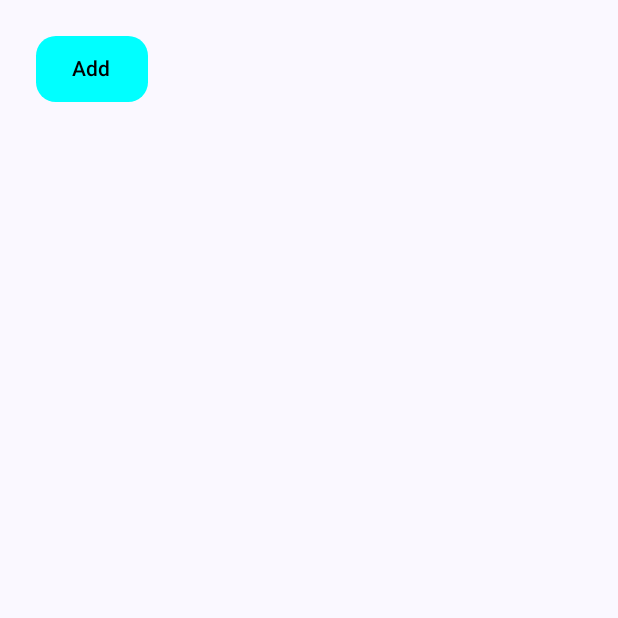
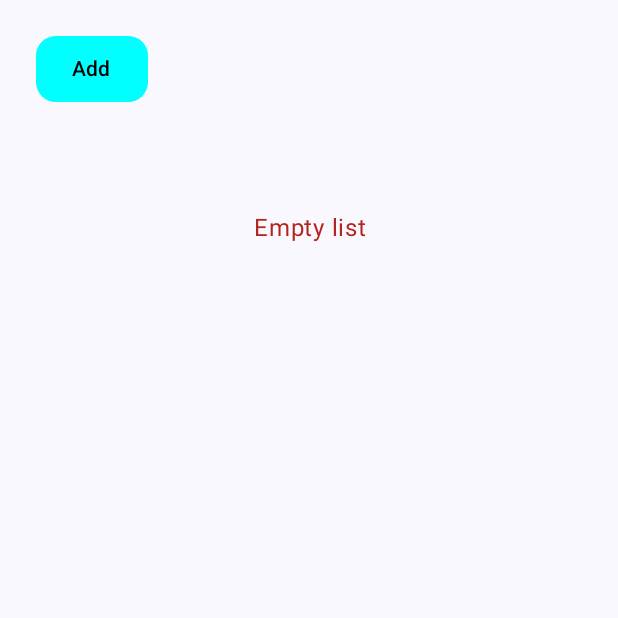
Before and after one commit to AlbertoMApps/NotePadProject, an Android app built with Jetpack Compose: the screen it shows after launch (MainActivity), after a tap on "Add", on a phone screen of 412 x 824 dp, the top half of it. Run offline under Robolectric (Android 15) with nearby library versions, the phone set to English and light mode, and no system bars; our stand-ins replace Dagger/Hilt's generated code, Room's generated code.

Commit message:
ADDED: Clearing up some cod

```diff
--- a/app/src/main/java/com/example/notepadproject/presentation/NoteViewModel.kt
+++ b/app/src/main/java/com/example/notepadproject/presentation/NoteViewModel.kt
@@ -39,7 +39,7 @@ class NoteViewModel @Inject constructor(
 
                     else -> {
                         _state.value = NotesState(
-                            errorMessage = result.errorMessage ?: "No note found"
+                            errorMessage = result.errorMessage ?: "No note found or added"
                         )
                     }
                 }
--- a/app/src/main/java/com/example/notepadproject/ui/MainActivity.kt
+++ b/app/src/main/java/com/example/notepadproject/ui/MainActivity.kt
@@ -6,26 +6,27 @@ import androidx.activity.compose.setContent
 import androidx.compose.foundation.layout.Column
 import androidx.compose.foundation.layout.Row
 import androidx.compose.foundation.layout.fillMaxSize
+import androidx.compose.foundation.layout.fillMaxWidth
 import androidx.compose.foundation.layout.padding
 import androidx.compose.material3.MaterialTheme
 import androidx.compose.material3.Surface
+import androidx.compose.material3.Text
 import androidx.compose.runtime.Composable
 import androidx.compose.ui.Modifier
 import androidx.compose.ui.res.stringResource
+import androidx.compose.ui.text.style.TextAlign
 import androidx.compose.ui.tooling.preview.Preview
 import androidx.hilt.navigation.compose.hiltViewModel
 import com.example.notepadproject.R
-import com.example.notepadproject.data.model.Note
+import com.example.notepadproject.presentation.NoteViewModel
 import com.example.notepadproject.ui.common.NiceButton
+import com.example.notepadproject.ui.common.newNote
 import com.example.notepadproject.ui.common.normalPadding
 import com.example.notepadproject.ui.screens.HomeListItem
 import com.example.notepadproject.ui.screens.HomeListLazy
 import com.example.notepadproject.ui.screens.RowType
 import com.example.notepadproject.ui.theme.NotepadProjectTheme
-import com.example.notepadproject.presentation.NoteViewModel
 import dagger.hilt.android.AndroidEntryPoint
-import java.text.SimpleDateFormat
-import java.util.Date
 
 @AndroidEntryPoint
 class MainActivity : ComponentActivity() {
@@ -42,17 +43,14 @@ class MainActivity : ComponentActivity() {
 
 @Composable
 private fun NotepadHomeScreen(viewModel: NoteViewModel = hiltViewModel()) {
-    val newNote = Note(
-        name = "Untitled note",
-        message = "",
-        dateCreatedAt = SimpleDateFormat("dd MMM yyyy").format(
-            Date()
-        )
-    )
+
     viewModel.addNote(
         newNote
     )
-    val noteViewModelState = viewModel.state.value
+
+    val notes = viewModel.state.value
+    val errorMessage = notes.errorMessage
+
     NotepadProjectTheme {
         // A surface container using the 'background' color from the theme
         Surface(
@@ -60,19 +58,32 @@ private fun NotepadHomeScreen(viewModel: NoteViewModel = hiltViewModel()) {
         ) {
             Column {
                 Row(Modifier.padding(normalPadding)) {
-                    NiceButton(title = stringResource(R.string.add_note)) {
-                        viewModel.addNote(
-                            newNote
-                        )
-                    }
+                    NiceButton(
+                        title = stringResource(R.string.add_note),
+                        onClick = {
+                            viewModel.addNote(newNote)
+                        }
+                    )
                 }
                 Row(Modifier.padding(normalPadding)) {
                     HomeListLazy(
                         deleteMode = true,
-                        itemsSource = (noteViewModelState.list),
+                        itemsSource = (notes.list),
                         clickItemHandler = {}
                     ) { note ->
                         viewModel.deleteNote(note)
+                    }
+                }
+                if (errorMessage.isNotEmpty()) {
+                    Row(Modifier.padding(normalPadding)) {
+                        Text(
+                            text = errorMessage,
+                            color = MaterialTheme.colorScheme.error,
+                            textAlign = TextAlign.Center,
+                            modifier = Modifier
+                                .fillMaxWidth()
+                                .padding(horizontal = normalPadding)
+                        )
                     }
                 }
             }
--- /dev/null
+++ b/app/src/main/java/com/example/notepadproject/ui/common/NoteMock.kt
@@ -0,0 +1,13 @@
+package com.example.notepadproject.ui.common
+
+import com.example.notepadproject.data.model.Note
+import java.text.SimpleDateFormat
+import java.util.Date
+
+val newNote = Note(
+    name = "Untitled note",
+    message = "",
+    dateCreatedAt = SimpleDateFormat("dd MMM yyyy").format(
+        Date()
+    )
+)
```
